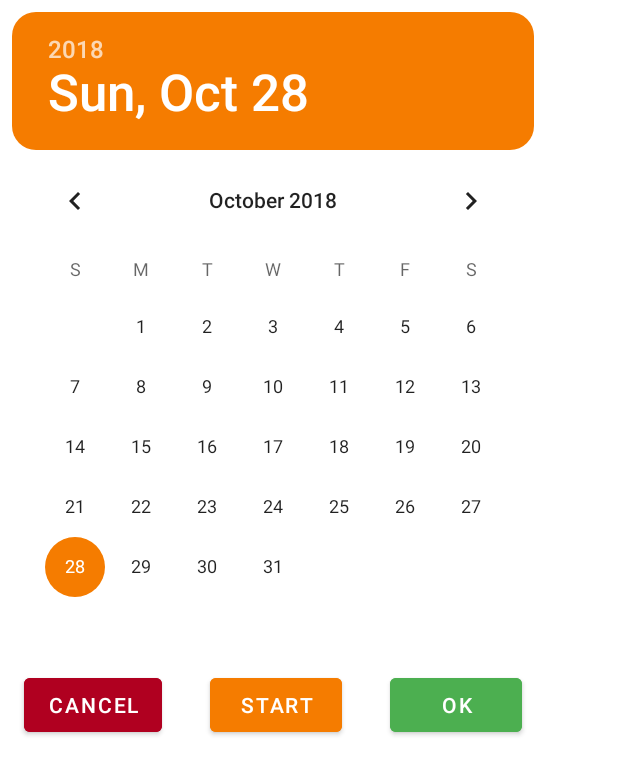
After one commit to MarcDonald/Earworm, an Android app: the layout dialog_datepicker_filter.xml on its own in the app's theme, with its tools: preview values and no code run, on a phone screen of 412 x 824 dp. The commit adds this screen. Shown: the top 775 px of the screen. Run offline under Robolectric (Android 15) with nearby library versions, the phone set to English and light mode, and no system bars.

Commit message:
Add filter functionality
-Can filter by date, and type
-May be refactored in the future to come straight from the database
rather than getting all records in the database and then filtering

```diff
--- a/app/src/main/java/app/marcdev/earworm/mainscreen/MainFragmentModel.kt
+++ b/app/src/main/java/app/marcdev/earworm/mainscreen/MainFragmentModel.kt
@@ -1,11 +1,14 @@
 package app.marcdev.earworm.mainscreen
 
+import app.marcdev.earworm.ItemFilter
 import app.marcdev.earworm.database.FavouriteItem
 
 interface MainFragmentModel {
 
   fun getAllItemsAsync()
 
+  fun getAllItemsAsync(filter: ItemFilter)
+
   fun deleteItemAsync(item: FavouriteItem)
 
   fun searchAsync(input: String)
--- a/app/src/main/java/app/marcdev/earworm/mainscreen/MainFragmentPresenter.kt
+++ b/app/src/main/java/app/marcdev/earworm/mainscreen/MainFragmentPresenter.kt
@@ -1,12 +1,17 @@
 package app.marcdev.earworm.mainscreen
 
+import app.marcdev.earworm.ItemFilter
 import app.marcdev.earworm.database.FavouriteItem
 
 interface MainFragmentPresenter {
 
   fun getAllItems()
 
+  fun getAllItems(filter: ItemFilter)
+
   fun getAllItemsCallback(items: MutableList<FavouriteItem>)
+
+  fun getAllItemsCallback(items: MutableList<FavouriteItem>, filter: ItemFilter)
 
   fun deleteItem(item: FavouriteItem)
 
--- a/app/src/main/java/app/marcdev/earworm/mainscreen/MainFragmentView.kt
+++ b/app/src/main/java/app/marcdev/earworm/mainscreen/MainFragmentView.kt
@@ -1,10 +1,13 @@
 package app.marcdev.earworm.mainscreen
 
+import app.marcdev.earworm.ItemFilter
 import app.marcdev.earworm.database.FavouriteItem
 
 interface MainFragmentView {
 
   fun displayNoEntriesWarning(display: Boolean)
+
+  fun displayNoFilteredResultsWarning(display: Boolean)
 
   fun displayAddedToast()
 
@@ -17,4 +20,6 @@ interface MainFragmentView {
   fun displayEditItemSheet(itemId: Int)
 
   fun displayEmptySearchToast()
+
+  fun getActiveFilter(): ItemFilter
 }
--- /dev/null
+++ b/app/src/main/res/layout/dialog_datepicker_filter.xml
@@ -0,0 +1,52 @@
+<?xml version="1.0" encoding="utf-8"?>
+<androidx.constraintlayout.widget.ConstraintLayout xmlns:android="http://schemas.android.com/apk/res/android"
+  android:layout_width="wrap_content"
+  android:layout_height="wrap_content"
+  xmlns:app="http://schemas.android.com/apk/res-auto"
+  style="@style/LightTheme.DialogTheme">
+
+  <DatePicker
+    android:id="@+id/datepicker_filter"
+    android:layout_width="wrap_content"
+    android:layout_height="wrap_content"
+    android:datePickerMode="calendar"
+    android:headerBackground="@drawable/rounded_datepicker_background"
+    app:layout_constraintTop_toTopOf="parent"
+    app:layout_constraintStart_toStartOf="parent"
+    app:layout_constraintEnd_toEndOf="parent" />
+
+  <com.google.android.material.button.MaterialButton
+    android:id="@+id/btn_datepicker_filter_ok"
+    android:layout_width="wrap_content"
+    android:layout_height="wrap_content"
+    android:layout_margin="@dimen/marginStandard"
+    android:backgroundTint="@color/positive"
+    android:text="@string/ok"
+    app:layout_constraintBottom_toBottomOf="parent"
+    app:layout_constraintEnd_toEndOf="parent"
+    app:layout_constraintTop_toBottomOf="@+id/datepicker_filter" />
+
+  <com.google.android.material.button.MaterialButton
+    android:id="@+id/btn_datepicker_filter_cancel"
+    android:layout_width="wrap_content"
+    android:layout_height="wrap_content"
+    android:layout_margin="@dimen/marginStandard"
+    android:backgroundTint="@color/negative"
+    android:text="@string/cancel"
+    app:layout_constraintBottom_toBottomOf="parent"
+    app:layout_constraintStart_toStartOf="parent"
+    app:layout_constraintTop_toBottomOf="@id/datepicker_filter" />
+
+  <com.google.android.material.button.MaterialButton
+    android:id="@+id/btn_datepicker_filter_start_end"
+    android:layout_width="wrap_content"
+    android:layout_height="wrap_content"
+    android:layout_margin="@dimen/marginStandard"
+    android:backgroundTint="@color/colorAccent"
+    android:text="@string/start"
+    app:layout_constraintBottom_toBottomOf="parent"
+    app:layout_constraintEnd_toStartOf="@id/btn_datepicker_filter_ok"
+    app:layout_constraintStart_toEndOf="@+id/btn_datepicker_filter_cancel"
+    app:layout_constraintTop_toBottomOf="@id/datepicker_filter" />
+
+</androidx.constraintlayout.widget.ConstraintLayout>
--- a/app/src/main/res/values/strings.xml
+++ b/app/src/main/res/values/strings.xml
@@ -4,6 +4,7 @@
   <string name="no_entries">You haven\'t made any entries yet. To add a new entry, click the button in the bottom
     right
   </string>
+  <string name="no_filtered_results">No results found that match that filter</string>
   <string name="empty">Please ensure all fields are filled before saving</string>
   <string name="empty_search">Please enter something to search for</string>
   <string name="today">Today</string>
```
Also changed, not shown: app/src/main/java/app/marcdev/earworm/EarwormUtils.kt (+74 -0 lines), app/src/main/java/app/marcdev/earworm/ItemFilter.kt (added, +11 -0 lines), app/src/main/java/app/marcdev/earworm/mainscreen/MainFragmentModelImpl.kt (+13 -0 lines), app/src/main/java/app/marcdev/earworm/mainscreen/MainFragmentPresenterImpl.kt (+29 -2 lines), app/src/main/java/app/marcdev/earworm/mainscreen/MainFragmentViewImpl.kt (+22 -3 lines), app/src/main/java/app/marcdev/earworm/uicomponents/FilterDialog.kt (+98 -17 lines), app/src/main/res/layout/fragment_mainscreen.xml (+11 -1 lines).
